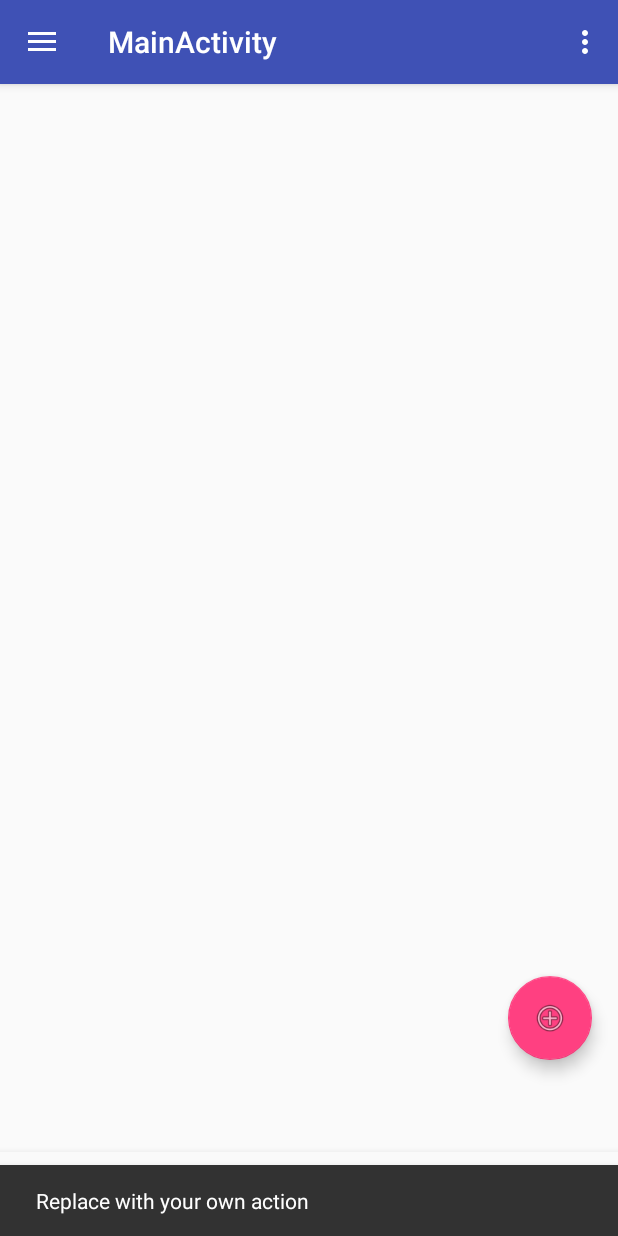
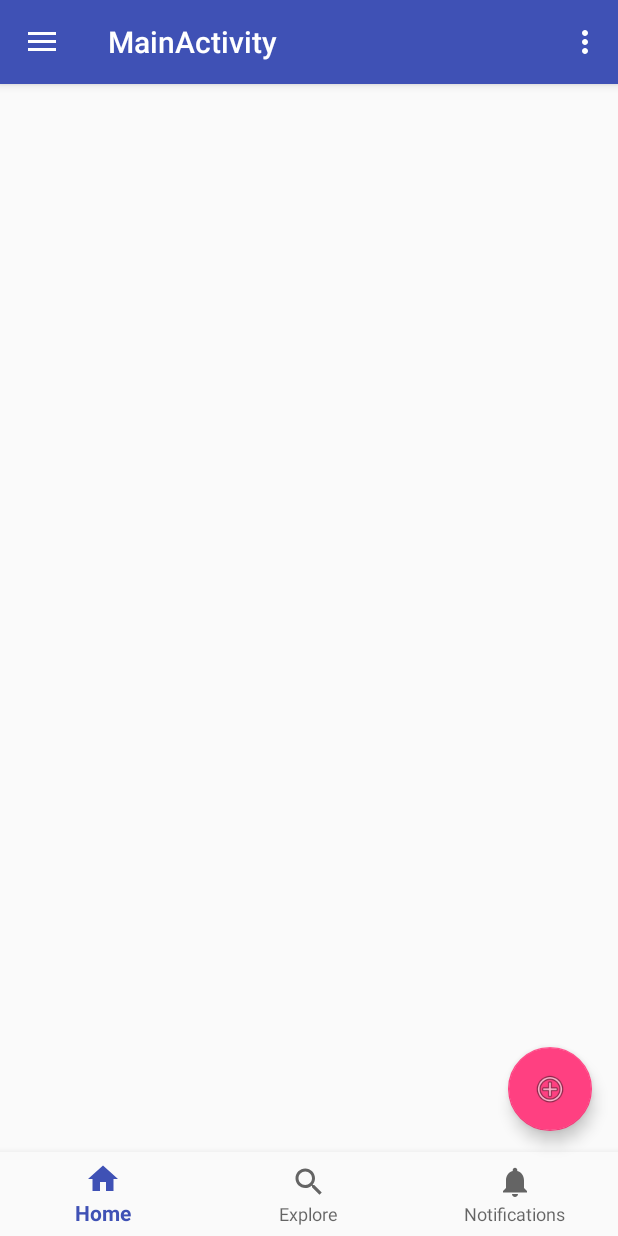
Before and after one commit to amirulkamil/xtvt, an Android app: the screen it shows after launch (MainActivity before the commit, Dashboard after it), after a tap on an icon or button, on a phone screen of 412 x 824 dp. Run offline under Robolectric (Android 15) with nearby library versions, the phone set to English and light mode, and no system bars; our stand-ins replace Firebase (no records; nobody signed in at launch, a user with empty details on screens opened directly); 3 statements that could not run were skipped.

Commit message:
new changes

```diff
--- a/app/build.gradle
+++ b/app/build.gradle
@@ -45,4 +45,5 @@ dependencies {
 
 
 
+
 apply plugin: 'com.google.gms.google-services'
--- a/app/src/main/AndroidManifest.xml
+++ b/app/src/main/AndroidManifest.xml
@@ -25,9 +25,10 @@
         </activity>
         <activity android:name=".ForgotPassword" />
         <activity
-            android:name=".MainActivity"
+            android:name=".Dashboard"
             android:label="@string/title_activity_main"
             android:theme="@style/AppTheme.NoActionBar" />
+        <activity android:name=".PostStatus"></activity>
     </application>
 
 </manifest>
--- a/app/src/main/java/co/xtvt/xtvt/MainActivity.java
+++ b/app/src/main/java/co/xtvt/xtvt/Dashboard.java
@@ -1,10 +1,10 @@
 package co.xtvt.xtvt;
 
+import android.content.Intent;
 import android.os.Bundle;
 import android.support.annotation.NonNull;
 import android.support.design.widget.BottomNavigationView;
 import android.support.design.widget.FloatingActionButton;
-import android.support.design.widget.Snackbar;
 import android.view.View;
 import android.support.design.widget.NavigationView;
 import android.support.v4.view.GravityCompat;
@@ -15,13 +15,13 @@ import android.support.v7.widget.Toolbar;
 import android.view.Menu;
 import android.view.MenuItem;
 
-public class MainActivity extends AppCompatActivity
+public class Dashboard extends AppCompatActivity
         implements NavigationView.OnNavigationItemSelectedListener {
 
     @Override
     protected void onCreate(Bundle savedInstanceState) {
         super.onCreate(savedInstanceState);
-        setContentView(R.layout.activity_main);
+        setContentView(R.layout.activity_dashboard);
         Toolbar toolbar = (Toolbar) findViewById(R.id.toolbar);
         setSupportActionBar(toolbar);
 
@@ -29,8 +29,12 @@ public class MainActivity extends AppCompatActivity
         fab.setOnClickListener(new View.OnClickListener() {
             @Override
             public void onClick(View view) {
-                Snackbar.make(view, "Replace with your own action", Snackbar.LENGTH_LONG)
-                        .setAction("Action", null).show();
+                /*Snackbar.make(view, "Replace with your own action", Snackbar.LENGTH_LONG)
+                        .setAction("Action", null).show();*/
+
+                Intent intent = new Intent(Dashboard.this, PostStatus.class);
+                intent.addFlags(Intent.FLAG_ACTIVITY_CLEAR_TOP);
+                startActivity(intent);
             }
         });
 
--- a/app/src/main/java/co/xtvt/xtvt/Login.java
+++ b/app/src/main/java/co/xtvt/xtvt/Login.java
@@ -34,7 +34,6 @@ public class Login extends AppCompatActivity implements View.OnClickListener{
     protected void onCreate(Bundle savedInstanceState) {
         super.onCreate(savedInstanceState);
         setContentView(R.layout.activity_login);
-        getSupportActionBar().hide();
 
         mAuth = FirebaseAuth.getInstance();
         editTextEmailLogin = (EditText) findViewById(R.id.editTextEmailLogin);
@@ -44,7 +43,7 @@ public class Login extends AppCompatActivity implements View.OnClickListener{
         buttonLogin = (Button) findViewById(R.id.buttonLogin);
 
         if (mAuth != null){
-            Intent intent = new Intent(Login.this, MainActivity.class);
+            Intent intent = new Intent(Login.this, Dashboard.class);
             intent.addFlags(Intent.FLAG_ACTIVITY_CLEAR_TOP);
             startActivity(intent);
         }
@@ -136,7 +135,7 @@ public class Login extends AppCompatActivity implements View.OnClickListener{
             @Override
             public void onComplete(@NonNull Task<AuthResult> task) {
                 if (task.isSuccessful()){
-                    Intent intent = new Intent(Login.this, MainActivity.class);
+                    Intent intent = new Intent(Login.this, Dashboard.class);
                     intent.addFlags(Intent.FLAG_ACTIVITY_CLEAR_TOP);
                     startActivity(intent);
                 }else {
--- a/app/src/main/java/co/xtvt/xtvt/Register.java
+++ b/app/src/main/java/co/xtvt/xtvt/Register.java
@@ -43,7 +43,6 @@ public class Register extends AppCompatActivity implements View.OnClickListener{
     protected void onCreate(Bundle savedInstanceState) {
         super.onCreate(savedInstanceState);
         setContentView(R.layout.activity_register);
-        getSupportActionBar().hide();
 
         editTextEmailRegister = (EditText) findViewById(R.id.editTextEmailRegister);
         editTextPasswordRegister = (EditText) findViewById(R.id.editTextPasswordRegister);
@@ -54,7 +53,7 @@ public class Register extends AppCompatActivity implements View.OnClickListener{
         buttonRegister = (Button) findViewById(R.id.buttonRegister);
 
         if (mAuth != null){
-            Intent intent = new Intent(Register.this, MainActivity.class);
+            Intent intent = new Intent(Register.this, Dashboard.class);
             intent.addFlags(Intent.FLAG_ACTIVITY_CLEAR_TOP);
             startActivity(intent);
         }
@@ -228,7 +227,7 @@ public class Register extends AppCompatActivity implements View.OnClickListener{
             public void onComplete(@NonNull Task<AuthResult> task) {
                 if (task.isSuccessful()){
                     createNewUser(task.getResult().getUser());
-                    Intent intent = new Intent(Register.this, MainActivity.class);
+                    Intent intent = new Intent(Register.this, Dashboard.class);
                     intent.addFlags(Intent.FLAG_ACTIVITY_CLEAR_TOP);
                     startActivity(intent);
                 }
--- a/app/src/main/res/layout/activity_main.xml
+++ b/app/src/main/res/layout/activity_dashboard.xml
@@ -9,7 +9,7 @@
     tools:openDrawer="start">
 
     <include
-        layout="@layout/app_bar_main"
+        layout="@layout/app_bar_dashboard"
         android:layout_width="match_parent"
         android:layout_height="match_parent" />
 
@@ -19,7 +19,7 @@
         android:layout_height="match_parent"
         android:layout_gravity="start"
         android:fitsSystemWindows="true"
-        app:headerLayout="@layout/nav_header_main"
+        app:headerLayout="@layout/nav_header_dashboard"
         app:menu="@menu/activity_main_drawer" />
 
 </android.support.v4.widget.DrawerLayout>
--- a/app/src/main/res/layout/app_bar_main.xml
+++ b/app/src/main/res/layout/app_bar_dashboard.xml
@@ -4,7 +4,7 @@
     xmlns:tools="http://schemas.android.com/tools"
     android:layout_width="match_parent"
     android:layout_height="match_parent"
-    tools:context="co.xtvt.xtvt.MainActivity">
+    tools:context="co.xtvt.xtvt.Dashboard">
 
     <android.support.design.widget.AppBarLayout
         android:layout_width="match_parent"
@@ -20,7 +20,7 @@
 
     </android.support.design.widget.AppBarLayout>
 
-    <include layout="@layout/content_main" />
+    <include layout="@layout/content_dashboard" />
 
     <android.support.design.widget.FloatingActionButton
         android:id="@+id/fab"
--- a/app/src/main/res/layout/content_main.xml
+++ b/app/src/main/res/layout/content_dashboard.xml
@@ -5,8 +5,8 @@
     android:layout_width="match_parent"
     android:layout_height="match_parent"
     app:layout_behavior="@string/appbar_scrolling_view_behavior"
-    tools:context="co.xtvt.xtvt.MainActivity"
-    tools:showIn="@layout/app_bar_main">
+    tools:context="co.xtvt.xtvt.Dashboard"
+    tools:showIn="@layout/app_bar_dashboard">
 
     <RelativeLayout
         android:layout_width="match_parent"
--- a/app/src/main/res/values/styles.xml
+++ b/app/src/main/res/values/styles.xml
@@ -1,7 +1,7 @@
 <resources>
 
     <!-- Base application theme. -->
-    <style name="AppTheme" parent="Theme.AppCompat.Light.DarkActionBar">
+    <style name="AppTheme" parent="Theme.AppCompat.Light.NoActionBar">
         <!-- Customize your theme here. -->
         <item name="colorPrimary">@color/colorPrimary</item>
         <item name="colorPrimaryDark">@color/colorPrimaryDark</item>
```
Also changed, not shown: app/src/main/res/layout/nav_header_dashboard.xml (renamed from app/src/main/res/layout/nav_header_main.xml).
